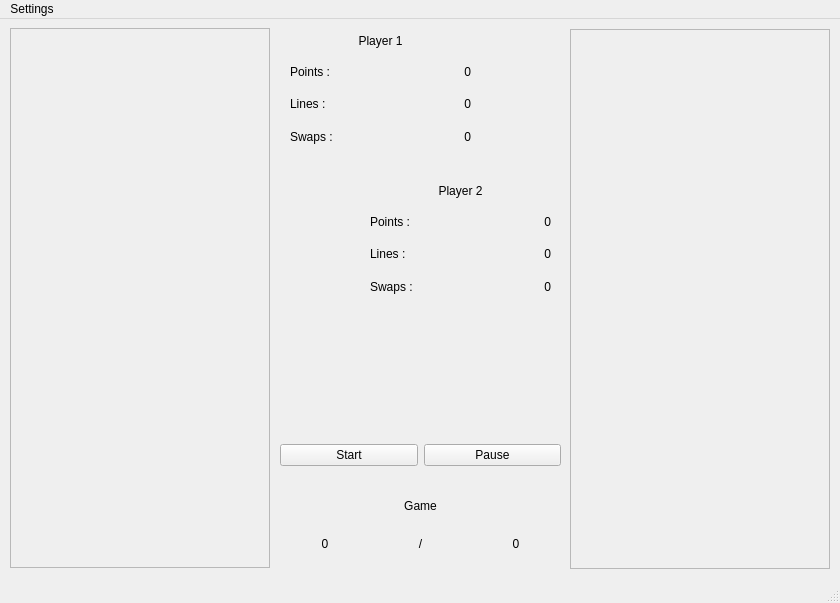
Above: mainwindow.ui from stfbnc/QTetris before the change. Below: the same form after it.
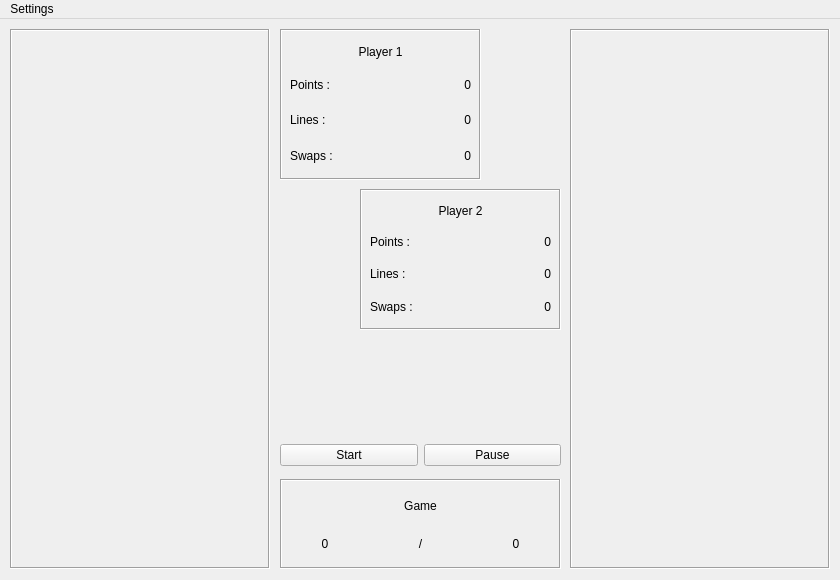
That is the form after the change. Custom widgets are drawn as their Qt base class.

```diff
--- a/mainwindow.ui
+++ b/mainwindow.ui
@@ -7,19 +7,19 @@
     <x>0</x>
     <y>0</y>
     <width>840</width>
-    <height>603</height>
+    <height>580</height>
    </rect>
   </property>
   <property name="minimumSize">
    <size>
     <width>840</width>
-    <height>603</height>
+    <height>580</height>
    </size>
   </property>
   <property name="maximumSize">
    <size>
     <width>840</width>
-    <height>603</height>
+    <height>580</height>
    </size>
   </property>
   <property name="font">
@@ -41,16 +41,16 @@
     <property name="geometry">
      <rect>
       <x>10</x>
-      <y>9</y>
+      <y>10</y>
       <width>260</width>
       <height>540</height>
      </rect>
     </property>
     <property name="frameShape">
-     <enum>QFrame::StyledPanel</enum>
+     <enum>QFrame::Box</enum>
     </property>
     <property name="frameShadow">
-     <enum>QFrame::Raised</enum>
+     <enum>QFrame::Sunken</enum>
     </property>
    </widget>
    <widget class="Board" name="frame_2">
@@ -63,10 +63,10 @@
      </rect>
     </property>
     <property name="frameShape">
-     <enum>QFrame::StyledPanel</enum>
+     <enum>QFrame::Box</enum>
     </property>
     <property name="frameShadow">
-     <enum>QFrame::Raised</enum>
+     <enum>QFrame::Sunken</enum>
     </property>
    </widget>
    <widget class="QWidget" name="layoutWidget">
@@ -101,6 +101,54 @@
      </item>
     </layout>
    </widget>
+   <widget class="QFrame" name="frame_5">
+    <property name="geometry">
+     <rect>
+      <x>360</x>
+      <y>170</y>
+      <width>201</width>
+      <height>141</height>
+     </rect>
+    </property>
+    <property name="frameShape">
+     <enum>QFrame::Box</enum>
+    </property>
+    <property name="frameShadow">
+     <enum>QFrame::Sunken</enum>
+    </property>
+   </widget>
+   <widget class="QFrame" name="frame_4">
+    <property name="geometry">
+     <rect>
+      <x>280</x>
+      <y>10</y>
+      <width>201</width>
+      <height>151</height>
+     </rect>
+    </property>
+    <property name="frameShape">
+     <enum>QFrame::Box</enum>
+    </property>
+    <property name="frameShadow">
+     <enum>QFrame::Sunken</enum>
+    </property>
+   </widget>
+   <widget class="QFrame" name="frame_3">
+    <property name="geometry">
+     <rect>
+      <x>280</x>
+      <y>460</y>
+      <width>281</width>
+      <height>90</height>
+     </rect>
+    </property>
+    <property name="frameShape">
+     <enum>QFrame::Box</enum>
+    </property>
+    <property name="frameShadow">
+     <enum>QFrame::Sunken</enum>
+    </property>
+   </widget>
    <widget class="QWidget" name="">
     <property name="geometry">
      <rect>
@@ -110,9 +158,12 @@
       <height>71</height>
      </rect>
     </property>
-    <layout class="QVBoxLayout" name="verticalLayout_3">
+    <layout class="QVBoxLayout" name="verticalLayout_3" stretch="0,0">
      <item>
       <widget class="QLabel" name="label_game">
+       <property name="styleSheet">
+        <string notr="true">font: bold large &quot;Times New Roman&quot;</string>
+       </property>
        <property name="text">
         <string>Game</string>
        </property>
@@ -161,14 +212,17 @@
     <property name="geometry">
      <rect>
       <x>290</x>
-      <y>10</y>
+      <y>20</y>
       <width>181</width>
-      <height>121</height>
+      <height>131</height>
      </rect>
     </property>
     <layout class="QVBoxLayout" name="verticalLayout_6" stretch="1,4">
      <item>
       <widget class="QLabel" name="label_7">
+       <property name="styleSheet">
+        <string notr="true">font: bold large &quot;Times New Roman&quot;</string>
+       </property>
        <property name="text">
         <string>Player 1</string>
        </property>
@@ -246,7 +300,7 @@
     <property name="geometry">
      <rect>
       <x>370</x>
-      <y>160</y>
+      <y>180</y>
       <width>181</width>
       <height>121</height>
      </rect>
@@ -254,6 +308,9 @@
     <layout class="QVBoxLayout" name="verticalLayout_7" stretch="1,4">
      <item>
       <widget class="QLabel" name="label_8">
+       <property name="styleSheet">
+        <string notr="true">font: bold large &quot;Times New Roman&quot;</string>
+       </property>
        <property name="text">
         <string>Player 2</string>
        </property>
@@ -361,7 +418,6 @@
    </widget>
    <addaction name="menuSettings"/>
   </widget>
-  <widget class="QStatusBar" name="statusbar"/>
   <action name="actionVerySlow">
    <property name="text">
     <string>Very slow</string>
```
